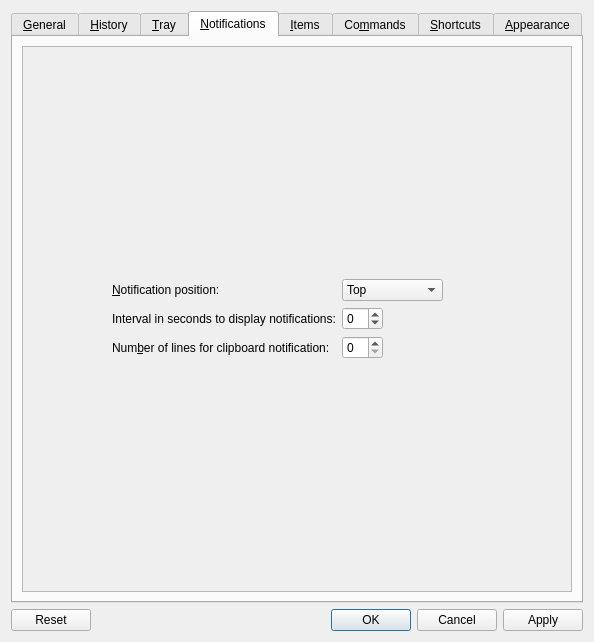
Qt form src/ui/configurationmanager.ui (hluk/CopyQ) before a commit.
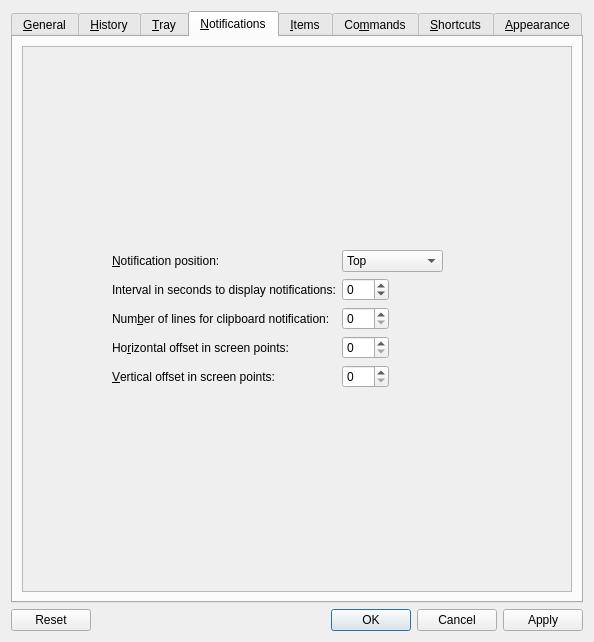
The same form after that commit. The open tabs and pages were chosen to show the change. Custom widgets are drawn as their Qt base class.

Commit message: Add offset options for notifications

The edit to the form file:
```diff
--- a/src/ui/configurationmanager.ui
+++ b/src/ui/configurationmanager.ui
@@ -874,8 +874,8 @@
            <rect>
             <x>0</x>
             <y>0</y>
-            <width>428</width>
-            <height>123</height>
+            <width>552</width>
+            <height>542</height>
            </rect>
           </property>
           <layout class="QHBoxLayout" name="horizontalLayout_13">
@@ -1001,7 +1001,7 @@
                     <number>-1</number>
                    </property>
                    <property name="maximum">
-                    <number>60</number>
+                    <number>999</number>
                    </property>
                   </widget>
                  </item>
@@ -1039,6 +1039,9 @@
 
 Set to 0 to disable.</string>
                    </property>
+                   <property name="maximum">
+                    <number>999</number>
+                   </property>
                   </widget>
                  </item>
                  <item>
@@ -1056,6 +1059,80 @@
                  </item>
                 </layout>
                </item>
+               <item row="3" column="0">
+                <widget class="QLabel" name="label_7">
+                 <property name="text">
+                  <string>Ho&amp;rizontal offset in screen points:</string>
+                 </property>
+                 <property name="buddy">
+                  <cstring>spinBoxHorizontalOffset</cstring>
+                 </property>
+                </widget>
+               </item>
+               <item row="4" column="0">
+                <widget class="QLabel" name="label_10">
+                 <property name="text">
+                  <string>&amp;Vertical offset in screen points:</string>
+                 </property>
+                 <property name="buddy">
+                  <cstring>spinBoxVerticalOffset</cstring>
+                 </property>
+                </widget>
+               </item>
+               <item row="3" column="1">
+                <layout class="QHBoxLayout" name="horizontalLayout_19">
+                 <item>
+                  <widget class="QSpinBox" name="spinBoxHorizontalOffset">
+                   <property name="toolTip">
+                    <string>Notification distance from left or right screen edge in points.</string>
+                   </property>
+                   <property name="maximum">
+                    <number>999</number>
+                   </property>
+                  </widget>
+                 </item>
+                 <item>
+                  <spacer name="horizontalSpacer_19">
+                   <property name="orientation">
+                    <enum>Qt::Horizontal</enum>
+                   </property>
+                   <property name="sizeHint" stdset="0">
+                    <size>
+                     <width>40</width>
+                     <height>20</height>
+                    </size>
+                   </property>
+                  </spacer>
+                 </item>
+                </layout>
+               </item>
+               <item row="4" column="1">
+                <layout class="QHBoxLayout" name="horizontalLayout_20">
+                 <item>
+                  <widget class="QSpinBox" name="spinBoxVerticalOffset">
+                   <property name="toolTip">
+                    <string>Notification distance from top or bottom screen edge in points.</string>
+                   </property>
+                   <property name="maximum">
+                    <number>999</number>
+                   </property>
+                  </widget>
+                 </item>
+                 <item>
+                  <spacer name="horizontalSpacer_20">
+                   <property name="orientation">
+                    <enum>Qt::Horizontal</enum>
+                   </property>
+                   <property name="sizeHint" stdset="0">
+                    <size>
+                     <width>40</width>
+                     <height>20</height>
+                    </size>
+                   </property>
+                  </spacer>
+                 </item>
+                </layout>
+               </item>
               </layout>
              </item>
              <item>
```
Left out of the diff: 8 changed lines with no effect on the pictures. The commit also changes 4 other files.
